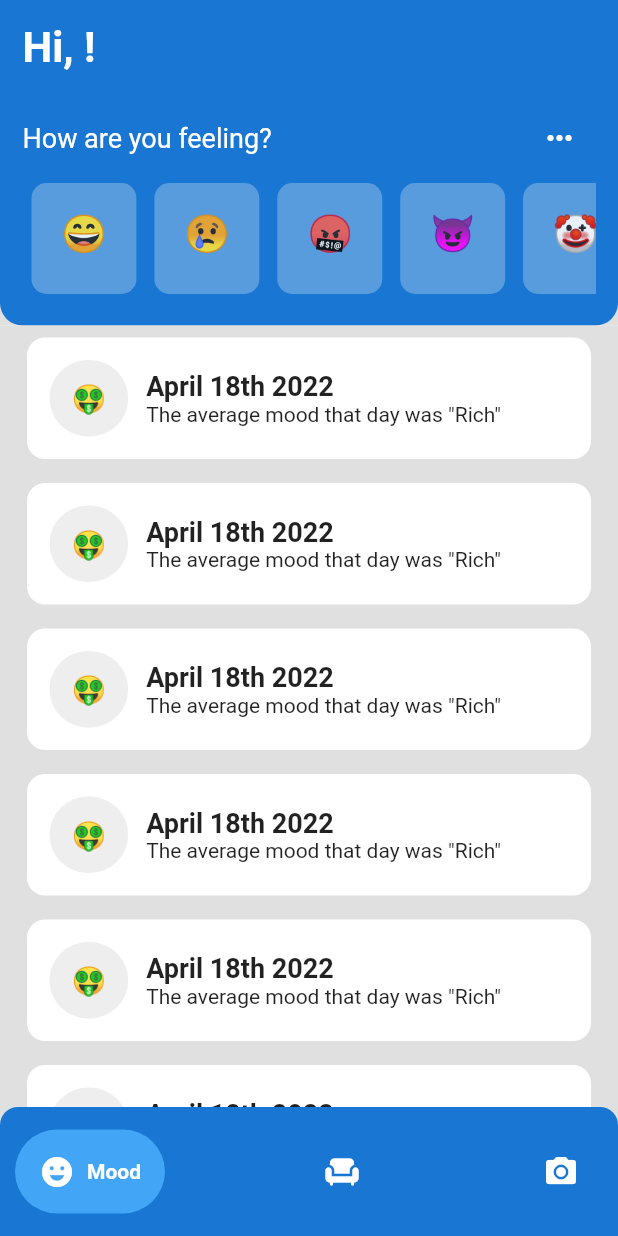
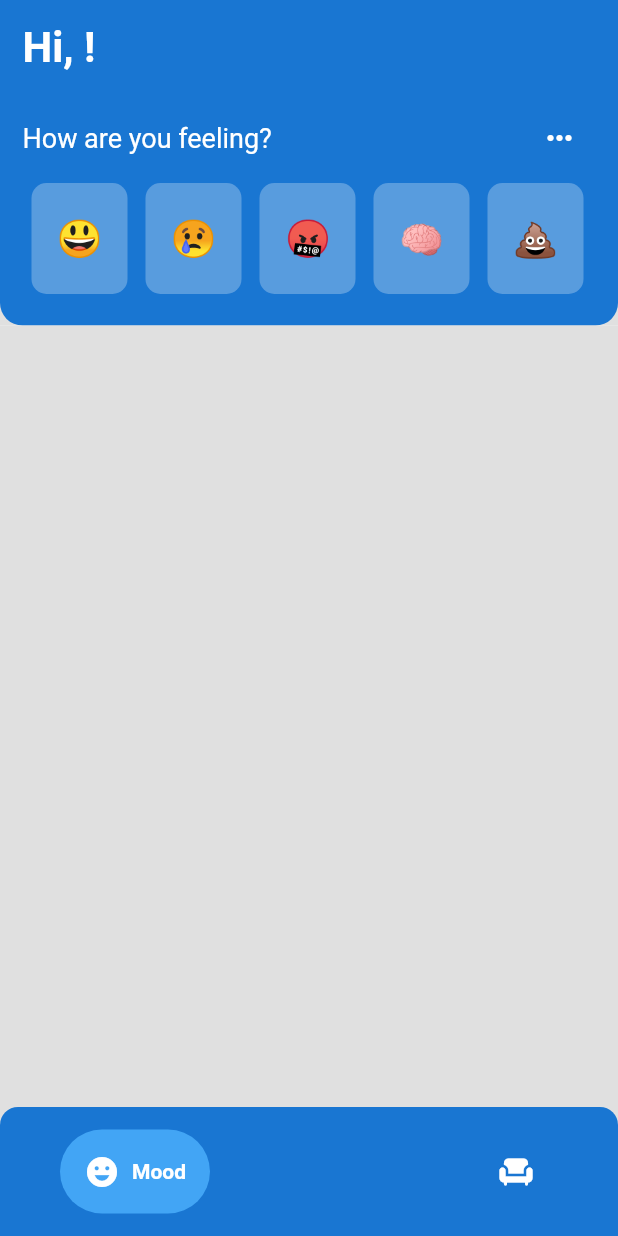
Before and after one commit to gabefgonc/therapy-app, a Flutter app: the HomePage screen opened directly, on a phone screen of 412 x 824 dp. Run offline on Flutter 3.47's test engine with Material 2 defaults, Android fonts, the phone set to English and light mode, and no system bars; drawn by our look-alikes of google_nav_bar; our stand-ins replace isar, shared_preferences, smooth_page_indicator; accounts and stored records are empty; generated files the repository leaves out were written again.

Commit message:
mood registration tab complete

```diff
--- a/lib/main.dart
+++ b/lib/main.dart
@@ -8,6 +8,7 @@ import 'package:mood_app/pages/home.dart';
 import 'package:path_provider/path_provider.dart';
 import 'package:provider/provider.dart';
 import 'package:shared_preferences/shared_preferences.dart';
+
 
 void main() async {
   WidgetsFlutterBinding.ensureInitialized();
--- a/lib/models/mood_registration.dart
+++ b/lib/models/mood_registration.dart
@@ -6,7 +6,7 @@ part 'mood_registration.g.dart';
 class MoodRegistration {
   Id id = Isar.autoIncrement;
 
-  List<Mood>? moods;
+  List<Mood>? moods = List.empty(growable: true);
 
   DateTime? createdAt;
 }
@@ -15,4 +15,8 @@ class MoodRegistration {
 class Mood {
   String? emote;
   String? emoteExplanation;
+  String? emoteName;
+
+  DateTime createdAt = DateTime.now();
+  Mood({this.emote, this.emoteExplanation, this.emoteName});
 }
--- a/lib/pages/first_time.dart
+++ b/lib/pages/first_time.dart
@@ -1,5 +1,4 @@
 import 'package:flutter/material.dart';
-import 'package:mood_app/pages/home.dart';
 import 'package:mood_app/pages/intro/intro_page4.dart';
 import 'package:mood_app/pages/intro/intro_page_2.dart';
 import 'package:mood_app/pages/intro/intro_page_3.dart';
--- a/lib/pages/home.dart
+++ b/lib/pages/home.dart
@@ -30,7 +30,7 @@ class _HomePageState extends State<HomePage> {
         // this outer container keeps the border radius background transparent.
         color: Colors.grey.shade300,
         child: Container(
-          padding: const EdgeInsets.symmetric(horizontal: 10, vertical: 15.0),
+          padding: const EdgeInsets.symmetric(horizontal: 40, vertical: 15.0),
           decoration: BoxDecoration(
               color: Colors.blue.shade700,
               borderRadius: const BorderRadius.only(
@@ -38,9 +38,9 @@ class _HomePageState extends State<HomePage> {
           child: GNav(
               backgroundColor: Colors.blue.shade700,
               color: Colors.white,
+              gap: 8,
               activeColor: Colors.white,
               tabBackgroundColor: Colors.blue.shade400,
-              gap: 8,
               padding: const EdgeInsets.all(16),
               selectedIndex: _selectedIndex,
               onTabChange: (index) => {
@@ -51,7 +51,6 @@ class _HomePageState extends State<HomePage> {
               tabs: const [
                 GButton(icon: Icons.emoji_emotions, text: 'Mood'),
                 GButton(icon: Icons.chair, text: 'Therapy'),
-                GButton(icon: Icons.camera_alt, text: 'Memories'),
               ]),
         ),
       ),
--- a/lib/tabs/mood.dart
+++ b/lib/tabs/mood.dart
@@ -1,5 +1,9 @@
 import 'package:flutter/material.dart';
+import 'package:mood_app/isar_service.dart';
+import 'package:mood_app/pages/mood_register_view.dart';
+import 'package:provider/provider.dart';
 import 'package:shared_preferences/shared_preferences.dart';
+import 'package:intl/intl.dart';
 
 import '../widgets/emote.dart';
 import '../widgets/mood_selector.dart';
@@ -29,6 +33,9 @@ class _MoodTabState extends State<MoodTab> {
 
   @override
   Widget build(BuildContext context) {
+    final isarService = Provider.of<IsarService>(context);
+    final dateFormatter = DateFormat('MMMMd, y');
+
     return SafeArea(
       child: Column(children: [
         Container(
@@ -60,10 +67,31 @@ class _MoodTabState extends State<MoodTab> {
           child: Container(
               color: Colors.grey[300],
               padding: const EdgeInsets.symmetric(horizontal: 10, vertical: 0),
-              child: ListView.builder(
-                itemCount: 6,
+              child: StreamBuilder(
+                stream: isarService.listenForMoodRegistrations(),
+                builder: (_, snapshot) {
+                  if (snapshot.hasError) {
+                    return const Center(
+                      child: Text('Error loading mood registrations'),
+                    );
+                  } else {
+                    switch (snapshot.connectionState) {
+                      case ConnectionState.active:
+                        return ListView.builder(
+                          itemCount: snapshot.data!.length,
                           shrinkWrap: false,
-                itemBuilder: (_, __) => Container(
+                          itemBuilder: (_, idx) {
+                            final currentMood = snapshot.data![idx];
+
+                            return GestureDetector(
+                              onTap: () {
+                                Navigator.push(
+                                    context,
+                                    MaterialPageRoute(
+                                        builder: (_) => MoodRegisterView(
+                                            moods: currentMood.moods!)));
+                              },
+                              child: Container(
                                   padding: const EdgeInsets.all(15.0),
                                   margin: const EdgeInsets.all(8),
                                   decoration: BoxDecoration(
@@ -73,26 +101,43 @@ class _MoodTabState extends State<MoodTab> {
                                   child: Row(
                                     children: [
                                       Container(
-                            margin: const EdgeInsets.only(right: 12),
+                                          margin:
+                                              const EdgeInsets.only(right: 12),
                                           decoration: BoxDecoration(
                                               color: Colors.grey[200],
-                                borderRadius: BorderRadius.circular(50.0)),
+                                              borderRadius:
+                                                  BorderRadius.circular(50.0)),
                                           child: const Padding(
                                               padding: EdgeInsets.all(15),
                                               child: Emote('🤑', 18))),
                                       Column(
-                          crossAxisAlignment: CrossAxisAlignment.start,
-                          children: const [
+                                        crossAxisAlignment:
+                                            CrossAxisAlignment.start,
+                                        children: [
                                           Text(
-                              'April 18th 2022',
-                              style: TextStyle(
-                                  fontSize: 18, fontWeight: FontWeight.bold),
+                                            dateFormatter
+                                                .format(currentMood.createdAt!)
+                                                .toString(),
+                                            style: const TextStyle(
+                                                fontSize: 18,
+                                                fontWeight: FontWeight.bold),
                                           ),
-                            Text('The average mood that day was "Rich" ')
+                                          const Text(
+                                              'The average mood that day was "Default" ')
                                         ],
                                       )
                                     ],
                                   )),
+                            );
+                          },
+                        );
+                      default:
+                        return const Center(
+                          child: Text('loading...'),
+                        );
+                    }
+                  }
+                },
               )),
         )
       ]),
--- a/lib/widgets/mood_selector.dart
+++ b/lib/widgets/mood_selector.dart
@@ -1,13 +1,29 @@
 import 'package:flutter/material.dart';
+import 'package:mood_app/isar_service.dart';
 import 'package:mood_app/widgets/emote.dart';
+import 'package:provider/provider.dart';
 
-const moodEmotes = ['😄', '😢', '🤬', '😈', '🤡', '💩'];
+import '../models/mood_registration.dart';
+
+final moods = [
+  Mood(
+    emote: '😃',
+    emoteExplanation: 'I am feeeling happy',
+    emoteName: 'Happy',
+  ),
+  Mood(emote: '😢', emoteExplanation: 'I feel sad', emoteName: 'Sad'),
+  Mood(emote: '🤬', emoteExplanation: 'I am angry', emoteName: 'Angry'),
+  Mood(emote: '🧠', emoteExplanation: 'I am feeling smart', emoteName: 'Smart'),
+  Mood(
+      emote: '💩', emoteExplanation: 'I am feeling a lot bad', emoteName: 'Bad')
+];
 
 class MoodSelector extends StatelessWidget {
   const MoodSelector({super.key});
 
   @override
   Widget build(BuildContext context) {
+    final isarService = Provider.of<IsarService>(context);
     return Column(
       children: [
         Row(
@@ -28,12 +44,28 @@ class MoodSelector extends StatelessWidget {
             scrollDirection: Axis.horizontal,
             itemBuilder: (_, idx) => Container(
                 margin: const EdgeInsets.all(6),
-                padding: const EdgeInsets.all(20),
                 decoration: BoxDecoration(
                     borderRadius: BorderRadius.circular(10),
                     color: const Color.fromARGB(70, 255, 255, 255)),
-                child: Emote(moodEmotes[idx], 24)),
-            itemCount: moodEmotes.length,
+                child: TextButton(
+                    child: Emote(moods[idx].emote!, 24),
+                    onPressed: () {
+                      ScaffoldMessenger.of(context).showSnackBar(
+                          const SnackBar(content: Text('Mood Registered!')));
+                      final latestMoodRegistration =
+                          isarService.getLatestMoodRegistration();
+                      final now = DateTime.now();
+                      if (latestMoodRegistration?.createdAt?.day == now.day &&
+                          latestMoodRegistration?.createdAt?.month ==
+                              now.month &&
+                          latestMoodRegistration?.createdAt?.year == now.year) {
+                        isarService.addMoodToDayRegister(
+                            moods[idx], latestMoodRegistration!.id);
+                      } else {
+                        isarService.registerMood([moods[idx]]);
+                      }
+                    })),
+            itemCount: moods.length,
           ),
         )
       ],
--- a/pubspec.yaml
+++ b/pubspec.yaml
@@ -43,6 +43,7 @@ dependencies:
   shared_preferences: ^2.1.0
   smooth_page_indicator: ^1.0.1
   google_nav_bar: ^5.0.6
+  intl: ^0.18.1
 
 dev_dependencies:
   isar_generator: *isar_version
```
Also changed, not shown: lib/isar_service.dart (+10 -2 lines), lib/pages/mood_register_view.dart (added, +48 -0 lines), lib/tabs/therapy_notes.dart (+7 -1 lines), lib/utils/average_mood.dart (added, +19 -0 lines), lib/models/mood_registration.g.dart, pubspec.lock. Lines whose indentation alone changed are shown as unchanged.
